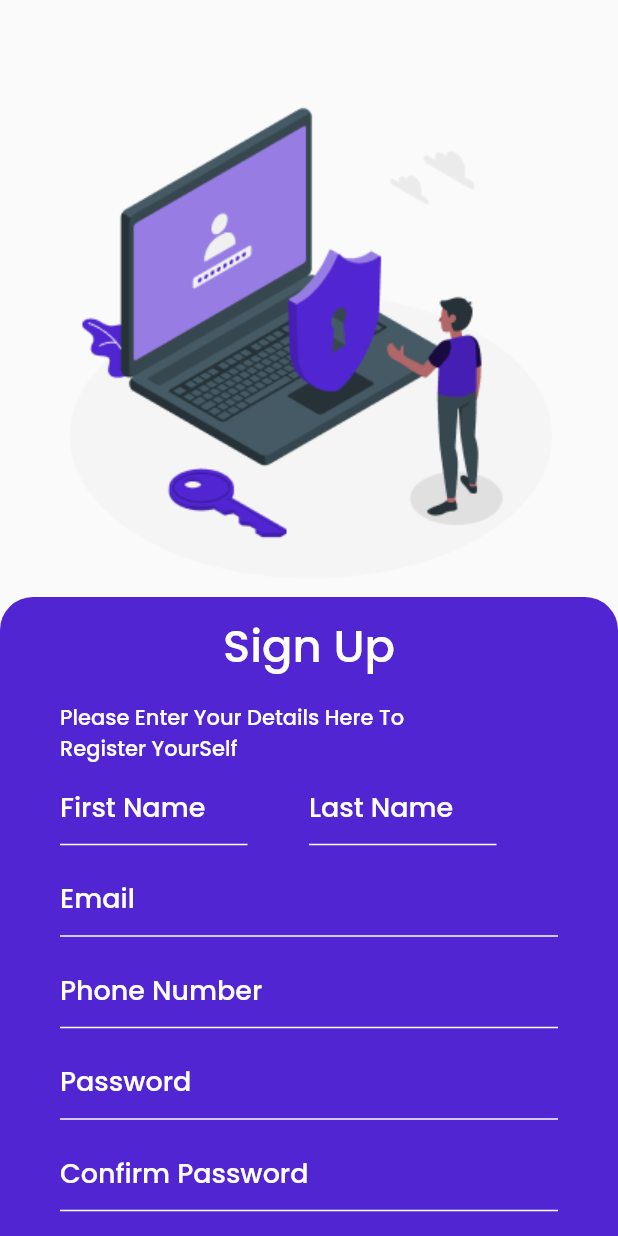
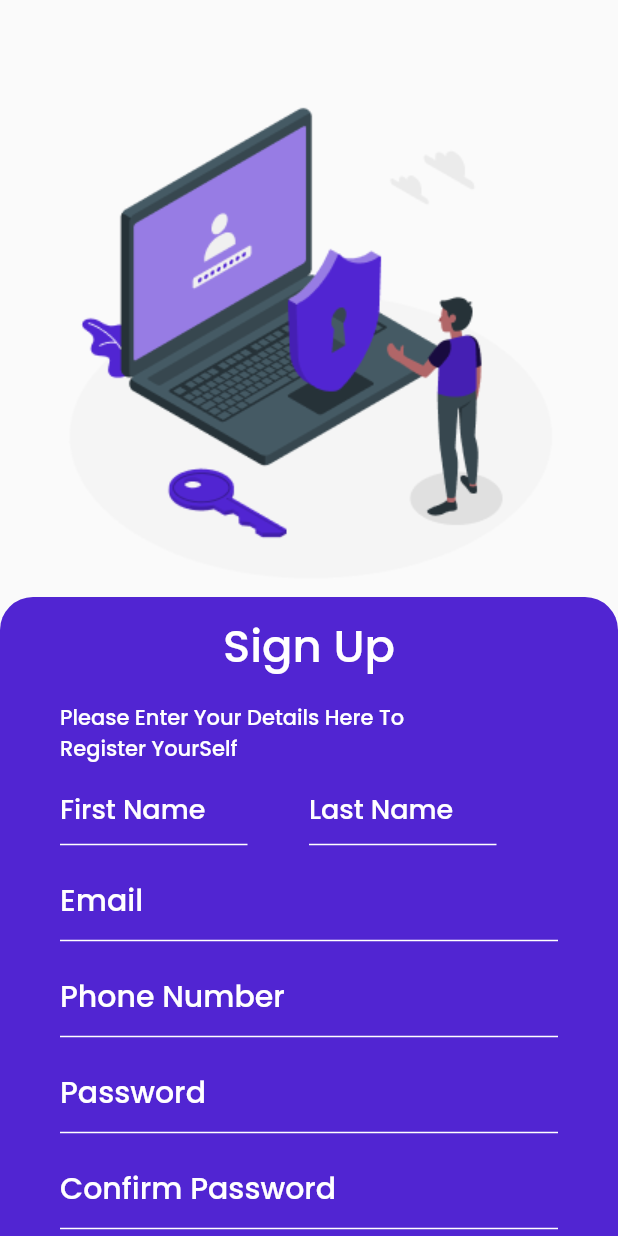
Before and after one commit to MrAhmed0702/your_cart, a Flutter app: the RegistrationPage screen opened by its route, on a phone screen of 412 x 824 dp. Run offline on Flutter 3.47's test engine with Material 2 defaults, Android fonts, the phone set to English and light mode, and no system bars; our stand-ins replace cloud_firestore, firebase_auth, firebase_core; accounts and stored records are empty; network calls fail.

Commit message:
Updated Once Again

```diff
--- a/lib/Components/my_textfield.dart
+++ b/lib/Components/my_textfield.dart
@@ -4,17 +4,28 @@ class MyTextField extends StatelessWidget {
   final controller;
   final String hintText;
   final bool obscureText;
+  final validator;
+  final keyboardType;
 
   const MyTextField({
     super.key,
     required this.controller,
     required this.hintText,
     required this.obscureText,
+    required this.validator,
+    this.keyboardType,
   });
 
   @override
   Widget build(BuildContext context) {
-    return TextField(
+    return TextFormField(
+      style: TextStyle(
+        color: Colors.white,
+        fontFamily: "Poppins2",
+        fontSize: 20,
+      ),
+      keyboardType: keyboardType,
+      validator: validator,
       controller: controller,
       obscureText: obscureText,
       decoration: InputDecoration(
--- a/lib/Screen/Login.dart
+++ b/lib/Screen/Login.dart
@@ -1,4 +1,4 @@
-// ignore_for_file: prefer_const_literals_to_create_immutables, prefer_const_constructors
+// ignore_for_file: prefer_const_constructors, prefer_const_literals_to_create_immutables
 
 import 'package:firebase_auth/firebase_auth.dart';
 import 'package:flutter/material.dart';
@@ -17,9 +17,16 @@ class LoginPage extends StatefulWidget {
 class _LoginPageState extends State<LoginPage> {
   final TextEditingController emailController = TextEditingController();
   final TextEditingController passwordController = TextEditingController();
+  GlobalKey<FormState> globalKey = GlobalKey<FormState>();
+
+  bool isValidEmail(String email) {
+    final RegExp emailRegex = RegExp(r'^[a-zA-Z0-9.]+@[a-zA-Z0-9]+\.[a-zA-Z]+');
+    return emailRegex.hasMatch(email);
+  }
 
   void signUserIn() async {
     print("Button Pressed");
+    globalKey.currentState!.validate();
     await FirebaseAuth.instance
         .signInWithEmailAndPassword(
       email: emailController.text,
@@ -36,6 +43,8 @@ class _LoginPageState extends State<LoginPage> {
   Widget build(BuildContext context) {
     return Scaffold(
       body: SingleChildScrollView(
+        child: Form(
+          key: globalKey,
           child: Column(
             children: [
               SizedBox(
@@ -92,14 +101,34 @@ class _LoginPageState extends State<LoginPage> {
                         MyTextField(
                           controller: emailController,
                           hintText: "Email",
-                          obscureText: false),
+                          obscureText: false,
+                          validator: (value) {
+                            if (value == null || value.isEmpty) {
+                              return "This field is requrired";
+                            } else if (!isValidEmail(value)) {
+                              return "Please enter a valid email";
+                            } else {
+                              return null;
+                            }
+                          },
+                        ),
                         SizedBox(
                           height: 10,
                         ),
                         MyTextField(
                           controller: passwordController,
                           hintText: "Password",
-                          obscureText: true),
+                          obscureText: true,
+                          validator: (value) {
+                            if (value == null || value.isEmpty) {
+                              return "This field is required";
+                            } else if (value.length < 6) {
+                              return "Too short password";
+                            } else {
+                              return null;
+                            }
+                          },
+                        ),
                         SizedBox(
                           height: 10,
                         ),
@@ -129,12 +158,6 @@ class _LoginPageState extends State<LoginPage> {
                           mainAxisAlignment: MainAxisAlignment.center,
                           children: [
                             MyButton(onTap: signUserIn),
-                          // MaterialButton(
-                          //   onPressed: () {
-                          //     signUserIn();
-                          //   },
-                          //   child: const Text("Login"),
-                          // )
                           ],
                         ),
                         SizedBox(
@@ -155,7 +178,8 @@ class _LoginPageState extends State<LoginPage> {
                                 ),
                                 InkWell(
                                   onTap: () {
-                                  Navigator.of(context).push(MaterialPageRoute(
+                                    Navigator.of(context).push(
+                                        MaterialPageRoute(
                                             builder: (BuildContext context) =>
                                                 RegistrationPage()));
                                   },
@@ -211,12 +235,9 @@ class _LoginPageState extends State<LoginPage> {
             ],
           ),
         ),
+      ),
     );
   }
-
-
-
 }
 
-class GoogleSignInAccount {
-}
+class GoogleSignInAccount {}
--- a/lib/Screen/Registration.dart
+++ b/lib/Screen/Registration.dart
@@ -3,6 +3,7 @@
 import 'package:cloud_firestore/cloud_firestore.dart';
 import 'package:firebase_auth/firebase_auth.dart';
 import 'package:flutter/material.dart';
+import 'package:your_cart/Components/my_textfield.dart';
 
 class RegistrationPage extends StatefulWidget {
   const RegistrationPage({super.key});
@@ -111,6 +112,11 @@ class _RegistrationPageState extends State<RegistrationPage> {
                             width: 125,
                             height: 43.47,
                             child: TextFormField(
+                              style: TextStyle(
+                                color: Colors.white,
+                                fontFamily: "Poppins2",
+                                fontSize: 20,
+                              ),
                               validator: (value) {
                                 if (value == null || value.isEmpty) {
                                   return "This field is requrired";
@@ -140,6 +146,11 @@ class _RegistrationPageState extends State<RegistrationPage> {
                             width: 125,
                             height: 43.47,
                             child: TextFormField(
+                              style: TextStyle(
+                                color: Colors.white,
+                                fontFamily: "Poppins2",
+                                fontSize: 20,
+                              ),
                               validator: (value) {
                                 if (value == null || value.isEmpty) {
                                   return "This field is requrired";
@@ -167,7 +178,10 @@ class _RegistrationPageState extends State<RegistrationPage> {
                       SizedBox(
                         height: 10,
                       ),
-                      TextFormField(
+                      MyTextField(
+                        controller: emailController,
+                        hintText: 'Email',
+                        obscureText: false,
                         validator: (value) {
                           if (value == null || value.isEmpty) {
                             return "This field is requrired";
@@ -177,25 +191,14 @@ class _RegistrationPageState extends State<RegistrationPage> {
                             return null;
                           }
                         },
-                        controller: emailController,
-                        decoration: InputDecoration(
-                          hintText: "Email",
-                          hintStyle: TextStyle(
-                              color: Colors.white,
-                              fontSize: 18,
-                              fontFamily: 'Poppins2'),
-                          enabledBorder: UnderlineInputBorder(
-                            borderSide: BorderSide(
-                              color: Colors.white,
-                            ),
-                          ),
-                        ),
                       ),
                       SizedBox(
                         height: 10,
                       ),
-                      TextFormField(
-                        keyboardType: TextInputType.number,
+                      MyTextField(
+                        controller: phoneNumberController,
+                        hintText: 'Phone Number',
+                        obscureText: false,
                         validator: (value) {
                           if (value == null || value.isEmpty) {
                             return "This field is required";
@@ -205,25 +208,15 @@ class _RegistrationPageState extends State<RegistrationPage> {
                             return null;
                           }
                         },
-                        controller: phoneNumberController,
-                        decoration: InputDecoration(
-                          hintText: "Phone Number",
-                          hintStyle: TextStyle(
-                            color: Colors.white,
-                            fontSize: 18,
-                            fontFamily: 'Poppins2',
-                          ),
-                          enabledBorder: UnderlineInputBorder(
-                            borderSide: BorderSide(
-                              color: Colors.white,
-                            ),
-                          ),
-                        ),
+                        keyboardType: TextInputType.number,
                       ),
                       SizedBox(
                         height: 10,
                       ),
-                      TextFormField(
+                      MyTextField(
+                        controller: passwordController,
+                        hintText: 'Password',
+                        obscureText: true,
                         validator: (value) {
                           if (value == null || value.isEmpty) {
                             return "This field is required";
@@ -233,46 +226,23 @@ class _RegistrationPageState extends State<RegistrationPage> {
                             return null;
                           }
                         },
-                        controller: passwordController,
-                        decoration: InputDecoration(
-                          hintText: "Password",
-                          hintStyle: TextStyle(
-                              color: Colors.white,
-                              fontSize: 18,
-                              fontFamily: 'Poppins2'),
-                          enabledBorder: UnderlineInputBorder(
-                            borderSide: BorderSide(
-                              color: Colors.white,
-                            ),
-                          ),
-                        ),
                       ),
                       SizedBox(
                         height: 10,
                       ),
-                      TextFormField(
+                      MyTextField(
+                        controller: confirmPasswordController,
+                        hintText: 'Confirm Password',
+                        obscureText: true,
                         validator: (value) {
                           if (value == null || value.isEmpty) {
-                            return "This field required";
+                            return "This field is required";
                           } else if (value.length < 6) {
                             return "Too short password";
                           } else {
                             return null;
                           }
                         },
-                        controller: confirmPasswordController,
-                        decoration: InputDecoration(
-                          hintText: "Confirm Password",
-                          hintStyle: TextStyle(
-                              color: Colors.white,
-                              fontSize: 18,
-                              fontFamily: 'Poppins2'),
-                          enabledBorder: UnderlineInputBorder(
-                            borderSide: BorderSide(
-                              color: Colors.white,
-                            ),
-                          ),
-                        ),
                       ),
                       SizedBox(
                         height: 20,
@@ -290,13 +260,17 @@ class _RegistrationPageState extends State<RegistrationPage> {
                               backgroundColor: Colors.white,
                             ),
                             onPressed: () {
-                              if (globalKey.currentState!.validate()) {
+                              if (globalKey.currentState!.validate())
+                              {
                                 if (passwordController.text.compareTo(
                                         confirmPasswordController.text) ==
-                                    0) {
+                                    0)
+                                {
                                   signUpUser(emailController.text,
                                       passwordController.text);
-                                } else {
+                                }
+                                else
+                                {
                                   print("Password not matching");
                                 }
                               }
--- a/lib/Screen/splash_screen_3.dart
+++ b/lib/Screen/splash_screen_3.dart
@@ -1,5 +1,4 @@
 import 'package:flutter/material.dart';
-import 'package:your_cart/Screen/Welcome.dart';
 
 class SplashScreen3 extends StatefulWidget {
   @override
@@ -22,8 +21,6 @@ class _SplashScreen3State extends State<SplashScreen3> {
         child: Stack(
           children: [
             Center(
-              // left: 15,
-              // top: 414,
               child: Container(
                 width: 400,
                 height: 400,
@@ -34,8 +31,6 @@ class _SplashScreen3State extends State<SplashScreen3> {
               ),
             ),
             Center(
-              // left: 49,
-              // top: 414,
               child: Text(
                 'Namaste',
                 style: TextStyle(
```
Lines whose indentation alone changed are shown as unchanged.
